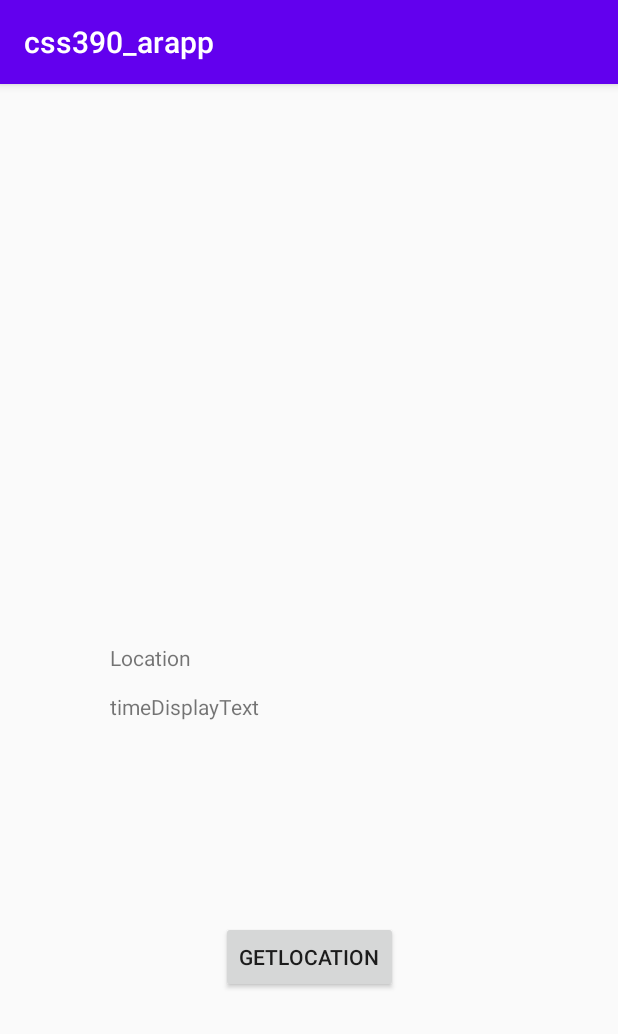
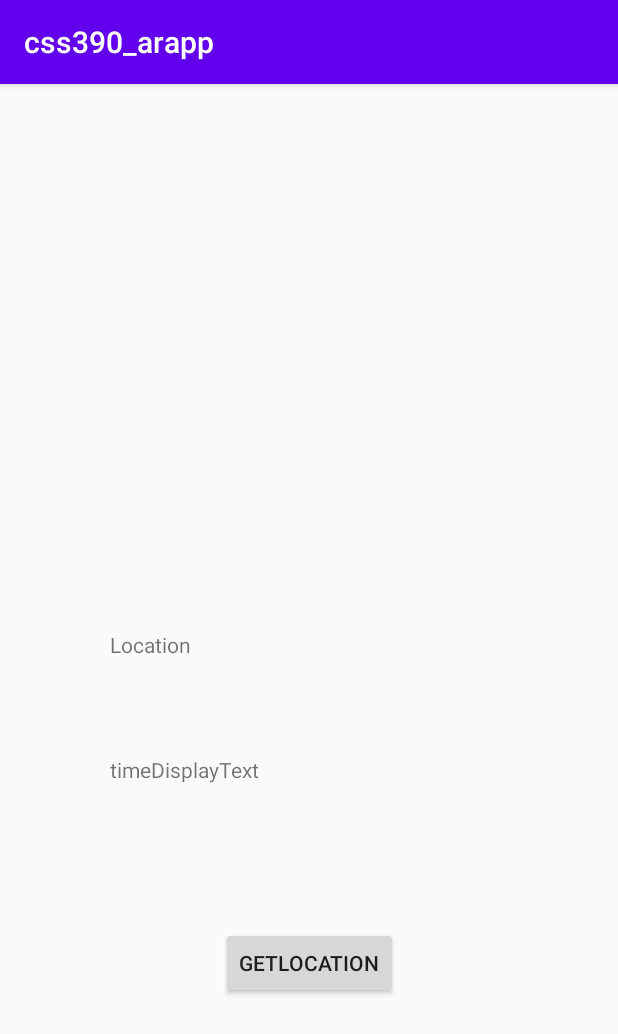
Before and after one commit to Teabeans/css390_arapp, an Android app: the LocationCapture screen opened directly, with no data from a screen before it, on a phone screen of 412 x 824 dp. Shown: the top 1034 px of the screen. Run offline under Robolectric (Android 15) with nearby library versions, the phone set to English and light mode, and no system bars.

Commit message:
Declared background location permission in manifest file for future usage and add latitude to locatio text

```diff
--- a/app/src/main/AndroidManifest.xml
+++ b/app/src/main/AndroidManifest.xml
@@ -3,6 +3,7 @@
     package="com.example.css390_arapp">
     <uses-permission android:name="android.permission.ACCESS_COARSE_LOCATION" />
     <uses-permission android:name="android.permission.ACCESS_FINE_LOCATION" />
+    <uses-permission android:name="android.permission.ACCESS_BACKGROUND_LOCATION" />
     <application
         android:allowBackup="true"
         android:icon="@mipmap/ic_launcher"
--- a/app/src/main/java/com/example/css390_arapp/LocationCapture.kt
+++ b/app/src/main/java/com/example/css390_arapp/LocationCapture.kt
@@ -33,7 +33,7 @@ class LocationCapture : AppCompatActivity() {
                 fusedLocationClient.lastLocation.addOnSuccessListener { location: Location ->
                     if(location != null){
                         try{
-                            var altAndLong = "Altitude: ${location.altitude}  Longitude: ${location.longitude}"
+                            var altAndLong = "Altitude: ${location.altitude}  Longitude: ${location.longitude} Latitude: ${location.latitude}"
                             locationText.text = altAndLong
                             timeText.text = "This location was update on: " + getDate(location.time)
                         } catch (err : IOException){
--- a/app/src/main/res/layout/display_location.xml
+++ b/app/src/main/res/layout/display_location.xml
@@ -9,7 +9,7 @@
     <TextView
         android:id="@+id/locationTextDisplay"
         android:layout_width="265dp"
-        android:layout_height="23dp"
+        android:layout_height="40dp"
         android:text="@string/locationTextV"
         app:layout_constraintBottom_toBottomOf="parent"
         app:layout_constraintEnd_toEndOf="parent"
@@ -35,6 +35,6 @@
         app:layout_constraintEnd_toEndOf="parent"
         app:layout_constraintStart_toStartOf="parent"
         app:layout_constraintTop_toBottomOf="@+id/locationTextDisplay"
-        app:layout_constraintVertical_bias="0.028" />
+        app:layout_constraintVertical_bias="0.134" />
 
 </androidx.constraintlayout.widget.ConstraintLayout>
```
